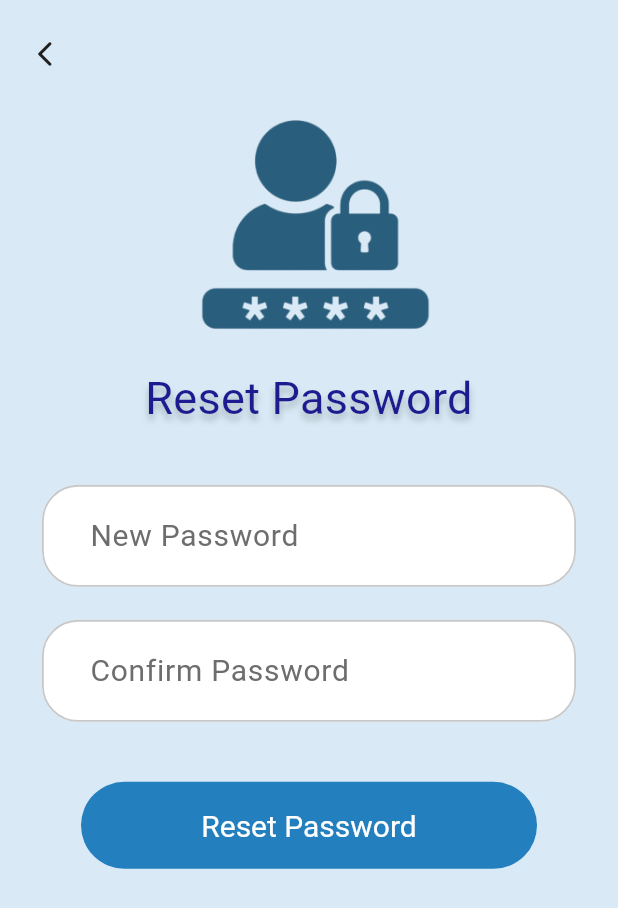
After one commit to aarati123bisankhe/swastha_sathi_frontend, a Flutter app: the ResetPasswordScreen screen opened directly, on a phone screen of 412 x 824 dp. The commit adds this screen. Shown: the top 908 px of the screen. Run offline on Flutter 3.47's test engine with Material 3 defaults, Android fonts, the phone set to English and light mode, and no system bars; our stand-ins replace dio, equatable, flutter_riverpod, flutter_secure_storage, pretty_dio_logger, shared_preferences; missing offline and left inert: dio_smart_retry; accounts and stored records are empty.

Commit message:
complete reset password design

```diff
--- a/lib/app/features/auth/presentation/pages/forgot_password_screen.dart
+++ b/lib/app/features/auth/presentation/pages/forgot_password_screen.dart
@@ -1,4 +1,5 @@
 import 'package:flutter/material.dart';
+import 'package:swasthasathi/app/features/auth/presentation/pages/reset_password_screen.dart';
 
 class ForgotPasswordScreen extends StatefulWidget {
   const ForgotPasswordScreen({super.key});
@@ -20,14 +21,11 @@ class _ForgotPasswordScreenState extends State<ForgotPasswordScreen> {
   void _sendResetLink() {
     FocusScope.of(context).unfocus();
     if (!_formKey.currentState!.validate()) return;
-
-    ScaffoldMessenger.of(context)
-      ..hideCurrentSnackBar()
-      ..showSnackBar(
-        const SnackBar(
-          content: Text('Password reset instructions have been sent.'),
-        ),
-      );
+    Navigator.of(context).push(
+      MaterialPageRoute<void>(
+        builder: (context) => const ResetPasswordScreen(),
+      ),
+    );
   }
 
   @override
--- /dev/null
+++ b/lib/app/features/auth/presentation/pages/reset_password_screen.dart
@@ -0,0 +1,198 @@
+import 'package:flutter/material.dart';
+
+class ResetPasswordScreen extends StatefulWidget {
+  const ResetPasswordScreen({super.key});
+
+  @override
+  State<ResetPasswordScreen> createState() => _ResetPasswordScreenState();
+}
+
+class _ResetPasswordScreenState extends State<ResetPasswordScreen> {
+  final _newPasswordController = TextEditingController();
+  final _confirmPasswordController = TextEditingController();
+  final _formKey = GlobalKey<FormState>();
+
+  @override
+  void dispose() {
+    _newPasswordController.dispose();
+    _confirmPasswordController.dispose();
+    super.dispose();
+  }
+
+  void _resetPassword() {
+    FocusScope.of(context).unfocus();
+    if (!_formKey.currentState!.validate()) return;
+
+    ScaffoldMessenger.of(context)
+      ..hideCurrentSnackBar()
+      ..showSnackBar(
+        const SnackBar(content: Text('Password has been reset successfully.')),
+      );
+  }
+
+  @override
+  Widget build(BuildContext context) {
+    return Scaffold(
+      body: SafeArea(
+        child: SingleChildScrollView(
+          padding: const EdgeInsets.fromLTRB(28, 20, 28, 24),
+          child: Form(
+            key: _formKey,
+            child: Column(
+              crossAxisAlignment: CrossAxisAlignment.stretch,
+              children: [
+                Align(
+                  alignment: Alignment.centerLeft,
+                  child: Transform.translate(
+                    offset: const Offset(-14, 0),
+                    child: IconButton(
+                      onPressed: () => Navigator.of(context).pop(),
+                      padding: EdgeInsets.zero,
+                      constraints: const BoxConstraints(),
+                      visualDensity: const VisualDensity(
+                        horizontal: -4,
+                        vertical: -4,
+                      ),
+                      icon: const Icon(
+                        Icons.arrow_back_ios_new_rounded,
+                        size: 20,
+                        color: Color(0xFF202020),
+                      ),
+                    ),
+                  ),
+                ),
+                const SizedBox(height: 0),
+                Center(
+                  child: Image.asset(
+                    'assets/images/reset_password_center.png',
+                    width: 230,
+                    fit: BoxFit.contain,
+                  ),
+                ),
+                const SizedBox(height: 10),
+                Text(
+                  'Reset Password',
+                  textAlign: TextAlign.center,
+                  style: Theme.of(context).textTheme.headlineLarge?.copyWith(
+                    fontSize: 30,
+                    color: const Color(0xFF1D1B8F),
+                    fontWeight: FontWeight.w400,
+                    shadows: const [
+                      Shadow(
+                        color: Color(0x40000000),
+                        offset: Offset(0, 4),
+                        blurRadius: 6,
+                      ),
+                    ],
+                  ),
+                ),
+                const SizedBox(height: 38),
+                _PasswordField(
+                  controller: _newPasswordController,
+                  hintText: 'New Password',
+                  validator: (value) {
+                    final text = value ?? '';
+                    if (text.isEmpty) return 'Please enter a new password.';
+                    if (text.length < 6) {
+                      return 'Password must be at least 6 characters.';
+                    }
+                    return null;
+                  },
+                ),
+                const SizedBox(height: 22),
+                _PasswordField(
+                  controller: _confirmPasswordController,
+                  hintText: 'Confirm Password',
+                  validator: (value) {
+                    final text = value ?? '';
+                    if (text.isEmpty) {
+                      return 'Please confirm your password.';
+                    }
+                    if (text != _newPasswordController.text) {
+                      return 'Passwords do not match.';
+                    }
+                    return null;
+                  },
+                ),
+                const SizedBox(height: 40),
+                Padding(
+                  padding: const EdgeInsets.symmetric(horizontal: 26),
+                  child: SizedBox(
+                    height: 58,
+                    child: FilledButton(
+                      onPressed: _resetPassword,
+                      style: FilledButton.styleFrom(
+                        backgroundColor: const Color(0xFF237FBE),
+                        foregroundColor: Colors.white,
+                        shape: RoundedRectangleBorder(
+                          borderRadius: BorderRadius.circular(999),
+                        ),
+                        textStyle: const TextStyle(
+                          fontSize: 20,
+                          fontWeight: FontWeight.w400,
+                        ),
+                      ),
+                      child: const Text('Reset Password'),
+                    ),
+                  ),
+                ),
+              ],
+            ),
+          ),
+        ),
+      ),
+    );
+  }
+}
+
+class _PasswordField extends StatelessWidget {
+  const _PasswordField({
+    required this.controller,
+    required this.hintText,
+    required this.validator,
+  });
+
+  final TextEditingController controller;
+  final String hintText;
+  final String? Function(String?) validator;
+
+  @override
+  Widget build(BuildContext context) {
+    return TextFormField(
+      controller: controller,
+      obscureText: true,
+      validator: validator,
+      style: const TextStyle(fontSize: 17, color: Color(0xFF1B1B1B)),
+      decoration: InputDecoration(
+        hintText: hintText,
+        hintStyle: const TextStyle(
+          fontSize: 20,
+          color: Color(0xFF6D6D6D),
+          fontWeight: FontWeight.w400,
+        ),
+        filled: true,
+        fillColor: Colors.white,
+        contentPadding: const EdgeInsets.symmetric(
+          horizontal: 28,
+          vertical: 19,
+        ),
+        enabledBorder: OutlineInputBorder(
+          borderRadius: BorderRadius.circular(24),
+          borderSide: const BorderSide(color: Color(0xFFC8C8C8), width: 1.2),
+        ),
+        focusedBorder: OutlineInputBorder(
+          borderRadius: BorderRadius.circular(24),
+          borderSide: const BorderSide(color: Color(0xFF237FBE), width: 1.8),
+        ),
+        errorBorder: OutlineInputBorder(
+          borderRadius: BorderRadius.circular(24),
+          borderSide: const BorderSide(color: Colors.redAccent, width: 1.4),
+        ),
+        focusedErrorBorder: OutlineInputBorder(
+          borderRadius: BorderRadius.circular(24),
+          borderSide: const BorderSide(color: Colors.redAccent, width: 1.8),
+        ),
+      ),
+    );
+  }
+}
```
Also changed, not shown: assets/images/reset_password_center.png (added).
